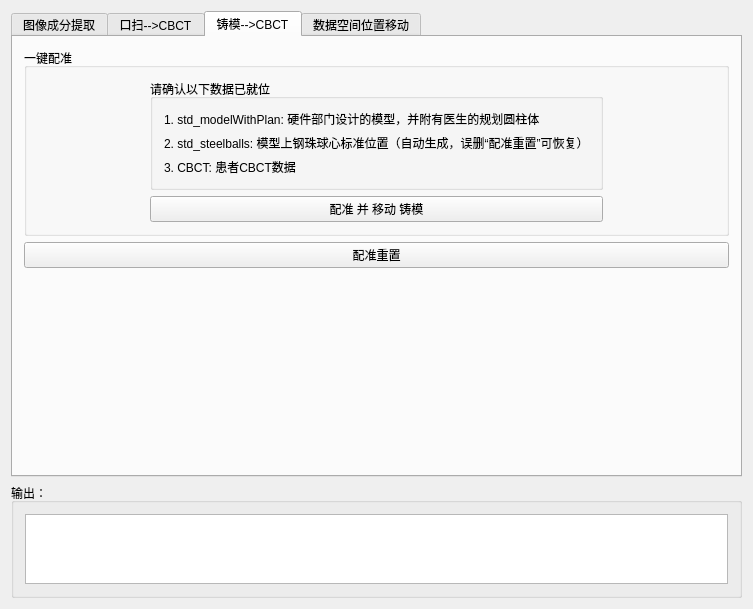
Before: the Qt Designer form Plugins/org.mitk.lancet.dentalwidget/src/internal/DentalWidgetControls.ui in zhaomengxiao/LancetMITK-Adition, drawn with Qt 5.
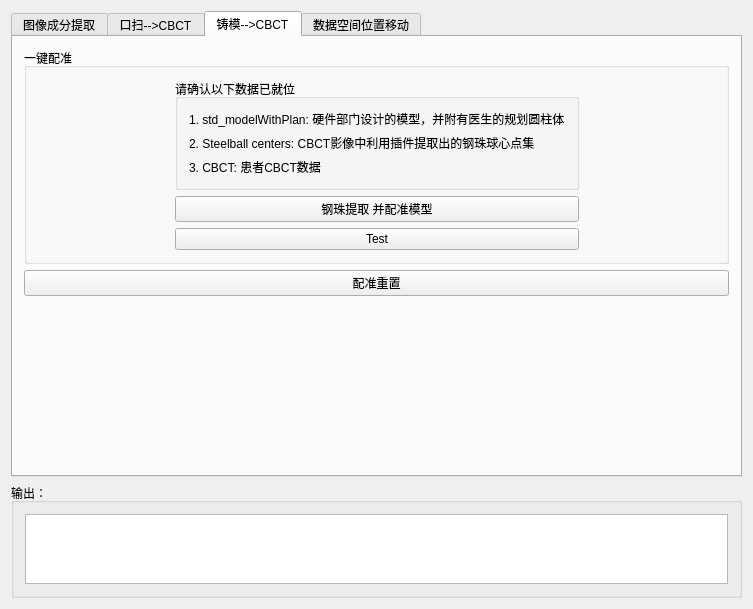
After: the same form once the commit is applied. The open tabs and pages were chosen to show the change. Custom widgets are drawn as their Qt base class.

Commit message: ModelCBCT steelball extraction

Diff of the .ui file:
```diff
--- a/Plugins/org.mitk.lancet.dentalwidget/src/internal/DentalWidgetControls.ui
+++ b/Plugins/org.mitk.lancet.dentalwidget/src/internal/DentalWidgetControls.ui
@@ -488,13 +488,6 @@
             </property>
            </spacer>
           </item>
-          <item row="1" column="1">
-           <widget class="QPushButton" name="pushButton_registerModel">
-            <property name="text">
-             <string>配准 并 移动 铸模</string>
-            </property>
-           </widget>
-          </item>
           <item row="0" column="1">
            <widget class="QGroupBox" name="groupBox_8">
             <property name="title">
@@ -504,7 +497,7 @@
              <item row="1" column="0">
               <widget class="QLabel" name="label_10">
                <property name="text">
-                <string>2. std_steelballs: 模型上钢珠球心标准位置（自动生成，误删“配准重置”可恢复）</string>
+                <string>2. Steelball centers: CBCT影像中利用插件提取出的钢珠球心点集</string>
                </property>
               </widget>
              </item>
@@ -538,6 +531,20 @@
             </property>
            </spacer>
           </item>
+          <item row="2" column="1">
+           <widget class="QPushButton" name="pushButton_registerModel">
+            <property name="text">
+             <string>Test</string>
+            </property>
+           </widget>
+          </item>
+          <item row="1" column="1">
+           <widget class="QPushButton" name="pushButton_ExtractBalls_modeltoCBCT">
+            <property name="text">
+             <string>钢珠提取 并配准模型</string>
+            </property>
+           </widget>
+          </item>
          </layout>
         </widget>
        </item>
```
Left out of the diff: 4 changed lines with no effect on the pictures. The commit also changes 3 other files.
